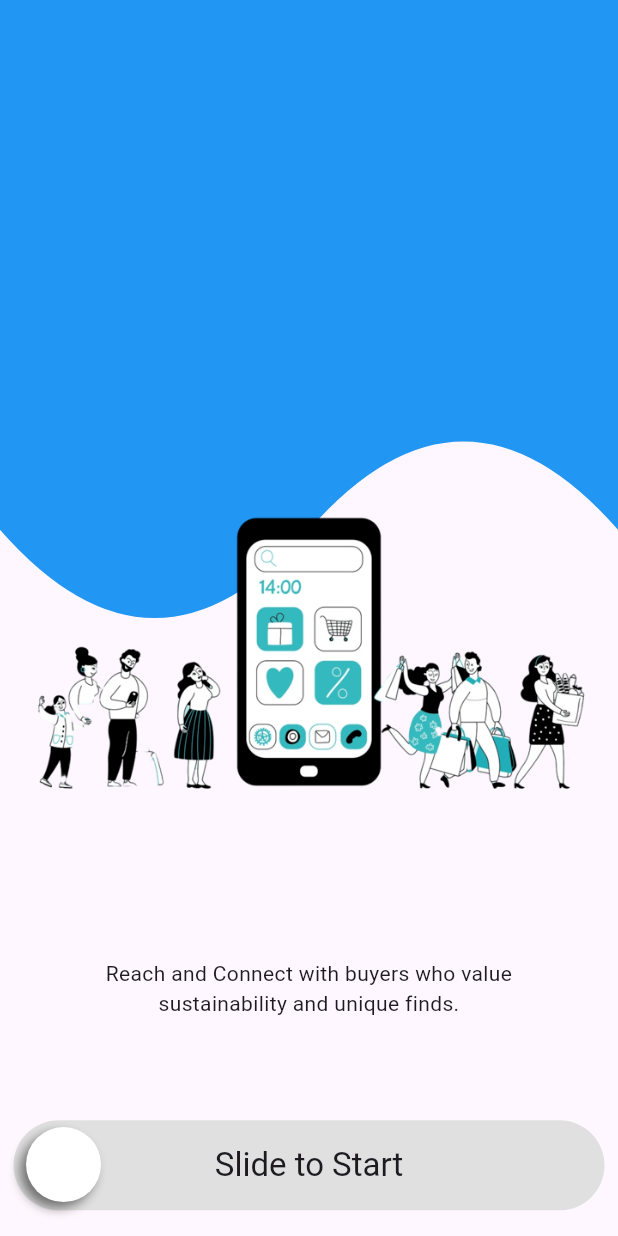
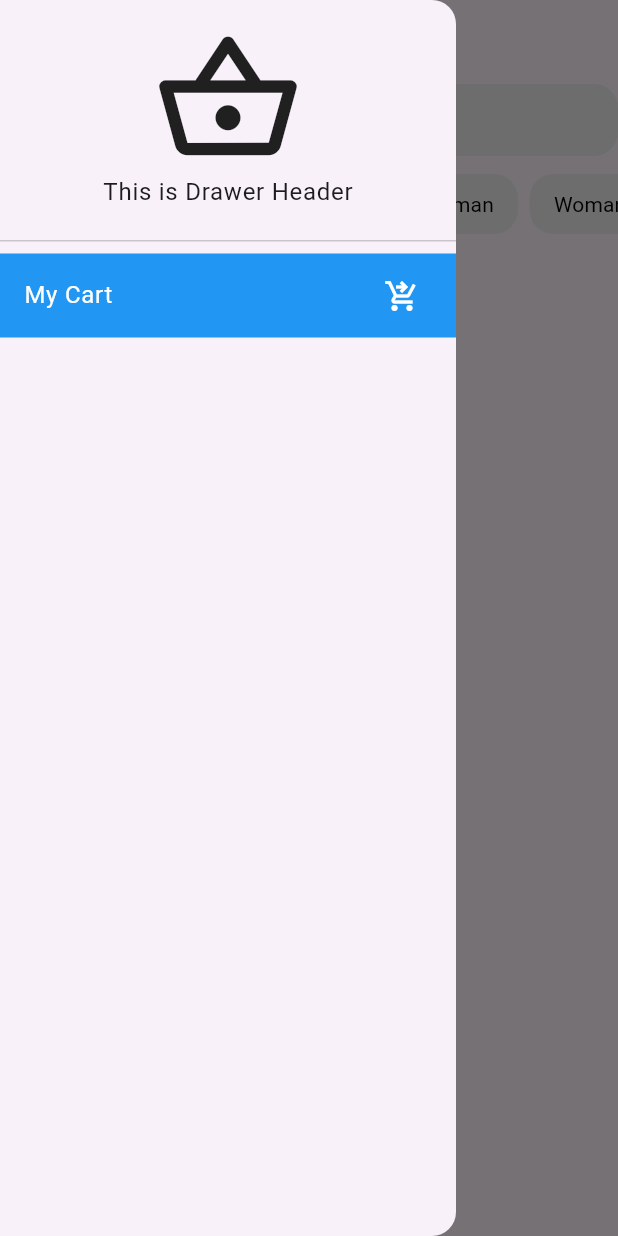
Before and after one commit to jisan66/hello_mart, a Flutter app: the screen it shows after launch, with the side drawer open (before the commit the screen has no drawer), on a phone screen of 412 x 824 dp. Run offline on Flutter 3.47's test engine with Material 3 defaults, Android fonts, the phone set to English and light mode, and no system bars.

Commit message:
search bar and category button added to homescreen

```diff
--- /dev/null
+++ b/lib/common_widgets/custom_app_bar.dart
@@ -0,0 +1,52 @@
+import 'package:flutter/material.dart';
+class CustomAppBar extends StatelessWidget  implements PreferredSizeWidget{
+  final String title;
+  final Widget? leading;
+  final List<Widget>? actions;
+  final double height;
+
+  CustomAppBar({
+    required this.title,
+    this.leading,
+    this.actions,
+    this.height = kToolbarHeight,
+  });
+
+
+  @override
+  Widget build(context) {
+    return AppBar(
+      title: Text(title.toString()),
+      centerTitle: true,
+      leading: Builder(
+        builder: (BuildContext innerContext) {
+          return IconButton(
+            icon: const Icon(Icons.menu),
+            onPressed: () {
+              debugPrint("Drawer button pressed");
+              Scaffold.of(context).openDrawer();
+            },
+            tooltip: MaterialLocalizations.of(context).openAppDrawerTooltip,
+          );
+        },
+      ),
+      // actions: [
+      //   IconButton(
+      //     icon: Icon(Icons.search, color: Colors.black),
+      //     onPressed: () {
+      //       print("Search pressed");
+      //     },
+      //   ),
+      //   IconButton(
+      //     icon: Icon(Icons.notifications, color: Colors.black),
+      //     onPressed: () {
+      //       print("Notifications pressed");
+      //     },
+      //   ),
+      // ],
+    );
+  }
+
+  @override
+  Size get preferredSize => Size.fromHeight(height);
+}
--- /dev/null
+++ b/lib/common_widgets/custom_drawer.dart
@@ -0,0 +1,31 @@
+import 'package:flutter/material.dart';
+
+class CustomDrawer extends StatelessWidget {
+  const CustomDrawer({super.key});
+
+  @override
+  Widget build(BuildContext context) {
+    return Drawer(
+      child: ListView(
+        children: [
+          const DrawerHeader(child: Column(
+            crossAxisAlignment: CrossAxisAlignment.center,
+            children: [
+              Icon(Icons.shopping_basket_outlined, size: 100,),
+              Text("This is Drawer Header", style: TextStyle(fontSize: 16),)
+            ],
+          ),),
+          ListTile(
+            hoverColor: Colors.lightBlueAccent,
+            tileColor: Colors.blue,
+            title: Text("My Cart", style: TextStyle(color: Colors.white),),
+            trailing: Icon(Icons.shopping_cart_checkout,color: Colors.white,),
+            onTap: (){
+              debugPrint("The cart item pressed");
+            },
+          )
+        ],
+      ),
+    );
+  }
+}
--- /dev/null
+++ b/lib/home_page/home_screen.dart
@@ -0,0 +1,78 @@
+import 'package:flutter/material.dart';
+import 'package:hello_mart/common_widgets/custom_app_bar.dart';
+import 'package:hello_mart/common_widgets/custom_drawer.dart';
+
+class HomeScreen extends StatefulWidget {
+  const HomeScreen({super.key});
+
+  @override
+  State<HomeScreen> createState() => _HomeScreenState();
+}
+
+class _HomeScreenState extends State<HomeScreen> {
+  @override
+  Widget build(BuildContext context) {
+    return Scaffold(
+      appBar: CustomAppBar(title: 'Home Screen',),
+      drawer: const CustomDrawer(),
+      body: Column(
+        children: [
+
+          ////////////////////////////////Search Bar////////////////////////////////////////////
+          TextFormField(
+            onTapOutside: (event){FocusScope.of(context).unfocus();},
+            decoration: InputDecoration(
+              filled: true,
+              fillColor: Colors.grey[200], // Light grey background
+              hintText: "Search",
+              hintStyle: TextStyle(color: Colors.grey[600]), // Hint text color
+              prefixIcon: Icon(
+                Icons.search,
+                color: Colors.grey[600], // Magnifier icon color
+              ),
+              border: OutlineInputBorder(
+                borderRadius: BorderRadius.circular(16),
+                borderSide: BorderSide.none, // Removes the border
+              ),
+              contentPadding: const EdgeInsets.symmetric(vertical: 12, horizontal: 16),
+            ),
+            style: const TextStyle(color: Colors.black),
+          ),
+
+          ///////////////////////Category button/////////////////////////////////////////////
+          SizedBox(height: 12,),
+          SizedBox(
+            height: 40,
+            child: ListView.separated(
+              physics: BouncingScrollPhysics(),
+              scrollDirection: Axis.horizontal,
+                shrinkWrap: true,
+                itemBuilder: (context, index) {
+              return MaterialButton(
+                minWidth: 10,
+                onPressed: () {
+                  debugPrint("Pressed button no :: $index");
+                },
+                color: Colors.grey[200], // Background color
+                elevation: 0, // Button elevation for shadow
+                shape: RoundedRectangleBorder(
+                  borderRadius: BorderRadius.circular(16), // Rounded corners
+                ),
+                padding: const EdgeInsets.symmetric(horizontal: 16.0, vertical: 0), // Internal padding
+                child:Text(
+                  "Woman",
+                  style: TextStyle(
+                    color: Colors.black,
+                    fontWeight: FontWeight.w400,// Text color
+                    fontSize: 14, // Font size
+                    // Font weight
+                  ),
+                ),
+              );
+            }, separatorBuilder: (context, index){return SizedBox(width: 8,);}, itemCount: 10),
+          )
+        ],
+      ),
+    );
+  }
+}
--- a/lib/main.dart
+++ b/lib/main.dart
@@ -1,4 +1,5 @@
 import 'package:flutter/material.dart';
+import 'package:hello_mart/home_page/home_screen.dart';
 import 'package:hello_mart/start_selling/start_selling_screen.dart';
 
 void main() {
@@ -17,7 +18,7 @@ class MyApp extends StatelessWidget {
         colorScheme: ColorScheme.fromSeed(seedColor: Colors.deepPurple),
         useMaterial3: true,
       ),
-      home: const StartSellingScreen(),
+      home: const HomeScreen(),
     );
   }
 }
--- a/lib/user_manual/user_manual_screen.dart
+++ b/lib/user_manual/user_manual_screen.dart
@@ -153,18 +153,18 @@ class _PageViewExampleState extends State<PageViewExample> {
         padding: const EdgeInsets.all(16.0),
         child: _currentPage < pages.length - 1
             ? Container(
-                decoration: BoxDecoration(
+                decoration: const BoxDecoration(
                     color: Colors.blue,
                 borderRadius: BorderRadius.all(Radius.circular(16))),
                 width: double.infinity,
                 child: MaterialButton(
                     onPressed: () {
                       _pageController.nextPage(
-                        duration: Duration(milliseconds: 300),
+                        duration: const Duration(milliseconds: 300),
                         curve: Curves.easeInOut,
                       );
                     },
-                    child: Text("Next", style: TextStyle(color: Colors.white),)))
+                    child: const Text("Next", style: TextStyle(color: Colors.white),)))
             : SliderButton(onSlided: () {}, text: "Slide to Start Now",)
         //   Container(
         //     width: double.infinity,
```
